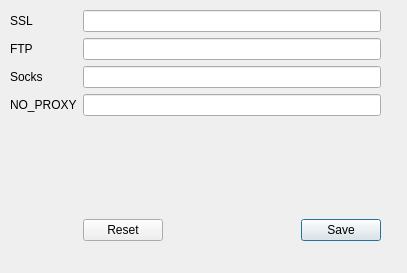
Before: the Qt Designer form src/gui/QT/applicationsettingstab.ui in mit-spbau-ru/Syrop, drawn with Qt 5.
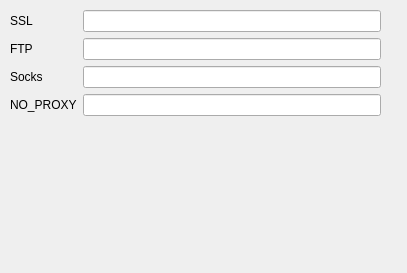
After: the same form once the commit is applied.

Commit message: start bind settings

What changed in the file:
```diff
--- a/src/gui/QT/applicationsettingstab.ui
+++ b/src/gui/QT/applicationsettingstab.ui
@@ -79,19 +79,6 @@
       </property>
      </spacer>
     </item>
-    <item row="5" column="1">
-     <widget class="QDialogButtonBox" name="buttonBoxSettings">
-      <property name="layoutDirection">
-       <enum>Qt::LeftToRight</enum>
-      </property>
-      <property name="orientation">
-       <enum>Qt::Horizontal</enum>
-      </property>
-      <property name="standardButtons">
-       <set>QDialogButtonBox::Reset|QDialogButtonBox::Save</set>
-      </property>
-     </widget>
-    </item>
    </layout>
   </widget>
  </widget>
```
The commit also changes 4 other files.
